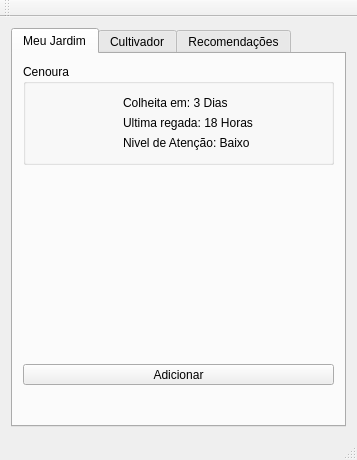
Old version of the form IPlant/mainwindow.ui in the repository duchometson/Modelagem_Software.
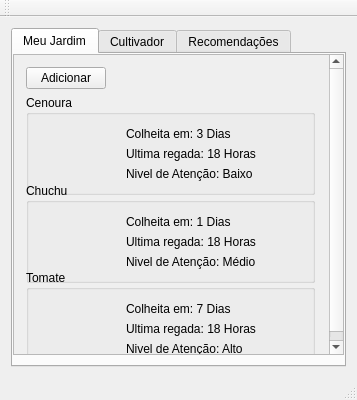
New version of the form. The open tabs and pages were chosen to show the change. Icons and pictures are not drawn.

Diff of the .ui file:
```diff
--- a/IPlant/mainwindow.ui
+++ b/IPlant/mainwindow.ui
@@ -7,7 +7,7 @@
     <x>0</x>
     <y>0</y>
     <width>357</width>
-    <height>460</height>
+    <height>400</height>
    </rect>
   </property>
   <property name="windowTitle">
@@ -24,14 +24,101 @@
        <attribute name="title">
         <string>Meu Jardim</string>
        </attribute>
+       <widget class="QScrollArea" name="scrollArea">
+        <property name="enabled">
+         <bool>true</bool>
+        </property>
+        <property name="geometry">
+         <rect>
+          <x>0</x>
+          <y>0</y>
+          <width>331</width>
+          <height>301</height>
+         </rect>
+        </property>
+        <property name="sizePolicy">
+         <sizepolicy hsizetype="Expanding" vsizetype="Maximum">
+          <horstretch>0</horstretch>
+          <verstretch>0</verstretch>
+         </sizepolicy>
+        </property>
+        <property name="maximumSize">
+         <size>
+          <width>340</width>
+          <height>401</height>
+         </size>
+        </property>
+        <property name="verticalScrollBarPolicy">
+         <enum>Qt::ScrollBarAlwaysOn</enum>
+        </property>
+        <property name="horizontalScrollBarPolicy">
+         <enum>Qt::ScrollBarAlwaysOff</enum>
+        </property>
+        <property name="widgetResizable">
+         <bool>true</bool>
+        </property>
+        <widget class="QWidget" name="scrollAreaWidgetContents">
+         <property name="geometry">
+          <rect>
+           <x>0</x>
+           <y>0</y>
+           <width>469</width>
+           <height>309</height>
+          </rect>
+         </property>
+         <property name="minimumSize">
+          <size>
+           <width>469</width>
+           <height>309</height>
+          </size>
+         </property>
+         <layout class="QVBoxLayout" name="verticalLayout_2">
+          <item>
+           <layout class="QVBoxLayout" name="verticalLayout">
+            <property name="sizeConstraint">
+             <enum>QLayout::SetFixedSize</enum>
+            </property>
+            <property name="leftMargin">
+             <number>1</number>
+            </property>
+            <property name="topMargin">
+             <number>1</number>
+            </property>
+            <property name="rightMargin">
+             <number>1</number>
+            </property>
+            <property name="bottomMargin">
+             <number>1</number>
+            </property>
+            <item>
+             <widget class="QPushButton" name="pushButton">
+              <property name="sizePolicy">
+               <sizepolicy hsizetype="Fixed" vsizetype="Fixed">
+                <horstretch>0</horstretch>
+                <verstretch>0</verstretch>
+               </sizepolicy>
+              </property>
+              <property name="text">
+               <string>Adicionar</string>
+              </property>
+             </widget>
+            </item>
+            <item>
        <widget class="QGroupBox" name="groupBox">
-        <property name="geometry">
-         <rect>
-          <x>10</x>
-          <y>10</y>
-          <width>311</width>
-          <height>101</height>
-         </rect>
+              <property name="enabled">
+               <bool>true</bool>
+              </property>
+              <property name="sizePolicy">
+               <sizepolicy hsizetype="Fixed" vsizetype="Fixed">
+                <horstretch>0</horstretch>
+                <verstretch>0</verstretch>
+               </sizepolicy>
+              </property>
+              <property name="minimumSize">
+               <size>
+                <width>289</width>
+                <height>100</height>
+               </size>
         </property>
         <property name="title">
          <string>Cenoura</string>
@@ -95,18 +182,165 @@
          </property>
         </widget>
        </widget>
-       <widget class="QPushButton" name="pushButton">
+            </item>
+            <item>
+             <widget class="QGroupBox" name="groupBox_2">
+              <property name="sizePolicy">
+               <sizepolicy hsizetype="Fixed" vsizetype="Fixed">
+                <horstretch>0</horstretch>
+                <verstretch>0</verstretch>
+               </sizepolicy>
+              </property>
+              <property name="minimumSize">
+               <size>
+                <width>289</width>
+                <height>100</height>
+               </size>
+              </property>
+              <property name="title">
+               <string>Chuchu</string>
+              </property>
+              <widget class="QLabel" name="label_6">
+               <property name="geometry">
+                <rect>
+                 <x>0</x>
+                 <y>10</y>
+                 <width>91</width>
+                 <height>91</height>
+                </rect>
+               </property>
+               <property name="text">
+                <string/>
+               </property>
+               <property name="pixmap">
+                <pixmap>../Legumes/Chuchu.png</pixmap>
+               </property>
+               <property name="scaledContents">
+                <bool>true</bool>
+               </property>
+              </widget>
+              <widget class="QLabel" name="label_9">
+               <property name="geometry">
+                <rect>
+                 <x>100</x>
+                 <y>30</y>
+                 <width>161</width>
+                 <height>17</height>
+                </rect>
+               </property>
+               <property name="text">
+                <string>Colheita em: 1 Dias</string>
+               </property>
+              </widget>
+              <widget class="QLabel" name="label_10">
+               <property name="geometry">
+                <rect>
+                 <x>100</x>
+                 <y>50</y>
+                 <width>171</width>
+                 <height>17</height>
+                </rect>
+               </property>
+               <property name="text">
+                <string>Ultima regada: 18 Horas</string>
+               </property>
+              </widget>
+              <widget class="QLabel" name="label_11">
+               <property name="geometry">
+                <rect>
+                 <x>100</x>
+                 <y>70</y>
+                 <width>171</width>
+                 <height>17</height>
+                </rect>
+               </property>
+               <property name="text">
+                <string>Nivel de Atenção: Médio</string>
+               </property>
+              </widget>
+             </widget>
+            </item>
+            <item>
+             <widget class="QGroupBox" name="groupBox_3">
+              <property name="sizePolicy">
+               <sizepolicy hsizetype="Fixed" vsizetype="Fixed">
+                <horstretch>0</horstretch>
+                <verstretch>0</verstretch>
+               </sizepolicy>
+              </property>
+              <property name="minimumSize">
+               <size>
+                <width>289</width>
+                <height>100</height>
+               </size>
+              </property>
+              <property name="title">
+               <string>Tomate</string>
+              </property>
+              <widget class="QLabel" name="label_12">
         <property name="geometry">
          <rect>
           <x>10</x>
-          <y>310</y>
-          <width>311</width>
-          <height>21</height>
+                 <y>20</y>
+                 <width>71</width>
+                 <height>61</height>
          </rect>
         </property>
         <property name="text">
-         <string>Adicionar</string>
-        </property>
+                <string/>
+               </property>
+               <property name="pixmap">
+                <pixmap>../Legumes/Tomate.png</pixmap>
+               </property>
+               <property name="scaledContents">
+                <bool>true</bool>
+               </property>
+              </widget>
+              <widget class="QLabel" name="label_13">
+               <property name="geometry">
+                <rect>
+                 <x>100</x>
+                 <y>30</y>
+                 <width>161</width>
+                 <height>17</height>
+                </rect>
+               </property>
+               <property name="text">
+                <string>Colheita em: 7 Dias</string>
+               </property>
+              </widget>
+              <widget class="QLabel" name="label_14">
+               <property name="geometry">
+                <rect>
+                 <x>100</x>
+                 <y>50</y>
+                 <width>171</width>
+                 <height>17</height>
+                </rect>
+               </property>
+               <property name="text">
+                <string>Ultima regada: 18 Horas</string>
+               </property>
+              </widget>
+              <widget class="QLabel" name="label_15">
+               <property name="geometry">
+                <rect>
+                 <x>100</x>
+                 <y>70</y>
+                 <width>171</width>
+                 <height>17</height>
+                </rect>
+               </property>
+               <property name="text">
+                <string>Nivel de Atenção: Alto</string>
+               </property>
+              </widget>
+             </widget>
+            </item>
+           </layout>
+          </item>
+         </layout>
+        </widget>
        </widget>
       </widget>
       <widget class="QWidget" name="tab_3">
```
Left out of the diff: 88 changed lines with no effect on the pictures. Lines whose indentation alone changed are shown as unchanged.
